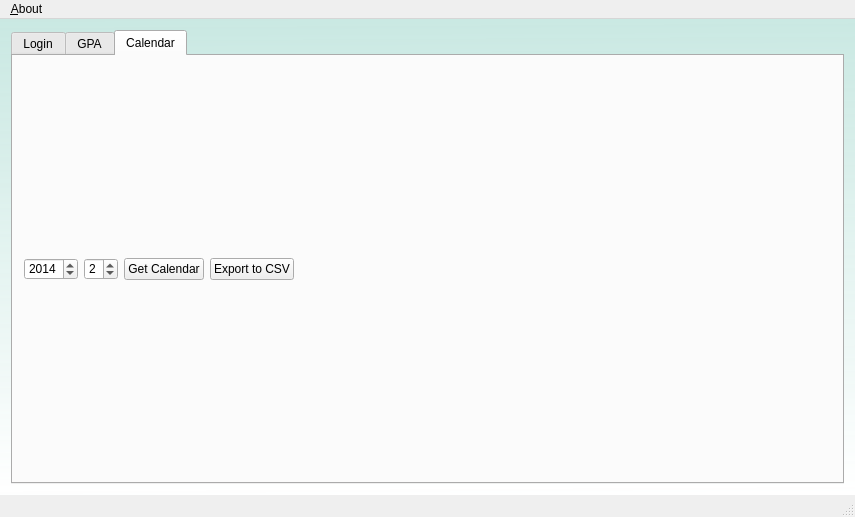
First picture: the form in main/mainscreen.ui, repository liranbg/JCEaverageCalculator, before the edit.
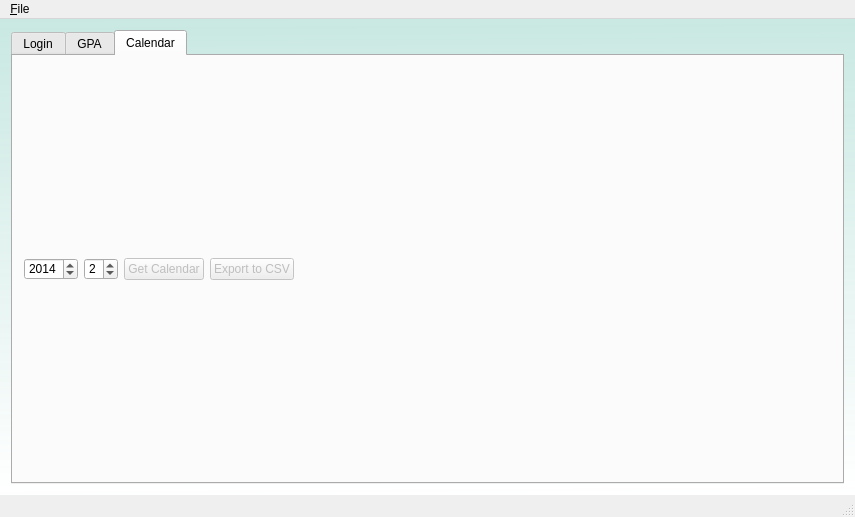
Second picture: the form after the edit. Icons and pictures are not drawn.

The edit to the form file:
```diff
--- a/main/mainscreen.ui
+++ b/main/mainscreen.ui
@@ -582,14 +582,20 @@
                </widget>
               </item>
               <item>
-               <widget class="QPushButton" name="pushButton">
+               <widget class="QPushButton" name="getCalendarBtn">
+                <property name="enabled">
+                 <bool>false</bool>
+                </property>
                 <property name="text">
                  <string>Get Calendar</string>
                 </property>
                </widget>
               </item>
               <item>
-               <widget class="QPushButton" name="pushButton_2">
+               <widget class="QPushButton" name="exportToCVSBtn">
+                <property name="enabled">
+                 <bool>false</bool>
+                </property>
                 <property name="text">
                  <string>Export to CSV</string>
                 </property>
@@ -626,12 +632,12 @@
      <x>0</x>
      <y>0</y>
      <width>855</width>
-     <height>29</height>
+     <height>21</height>
     </rect>
    </property>
    <widget class="QMenu" name="menuA_about">
     <property name="title">
-     <string>&amp;About</string>
+     <string>&amp;File</string>
     </property>
     <addaction name="actionHow_To"/>
     <addaction name="actionCredits"/>
```
Left out of the diff: 24 changed lines with no effect on the pictures.
